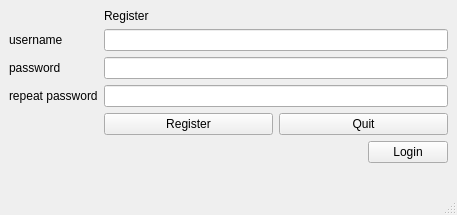
First picture: the form in ClientDownloadGuard/registerWindow.ui, repository Luminatione/ClientDownloadGuard, before the edit.
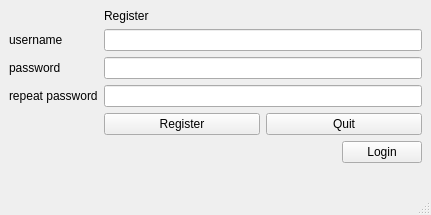
Second picture: the form after the edit.

Commit message: disabled changing windows size

```diff
--- a/ClientDownloadGuard/registerWindow.ui
+++ b/ClientDownloadGuard/registerWindow.ui
@@ -6,10 +6,22 @@
    <rect>
     <x>0</x>
     <y>0</y>
-    <width>457</width>
+    <width>431</width>
     <height>215</height>
    </rect>
   </property>
+  <property name="minimumSize">
+   <size>
+    <width>431</width>
+    <height>215</height>
+   </size>
+  </property>
+  <property name="maximumSize">
+   <size>
+    <width>431</width>
+    <height>215</height>
+   </size>
+  </property>
   <property name="windowTitle">
    <string>Register</string>
   </property>
```
The commit also changes 6 other files.
